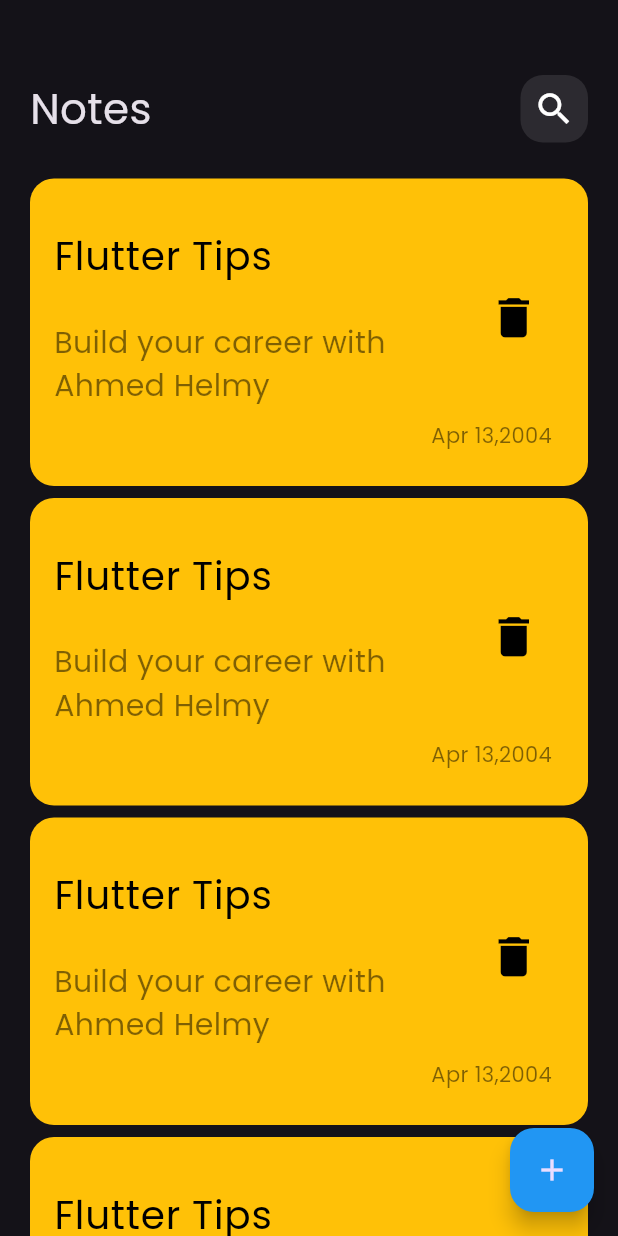
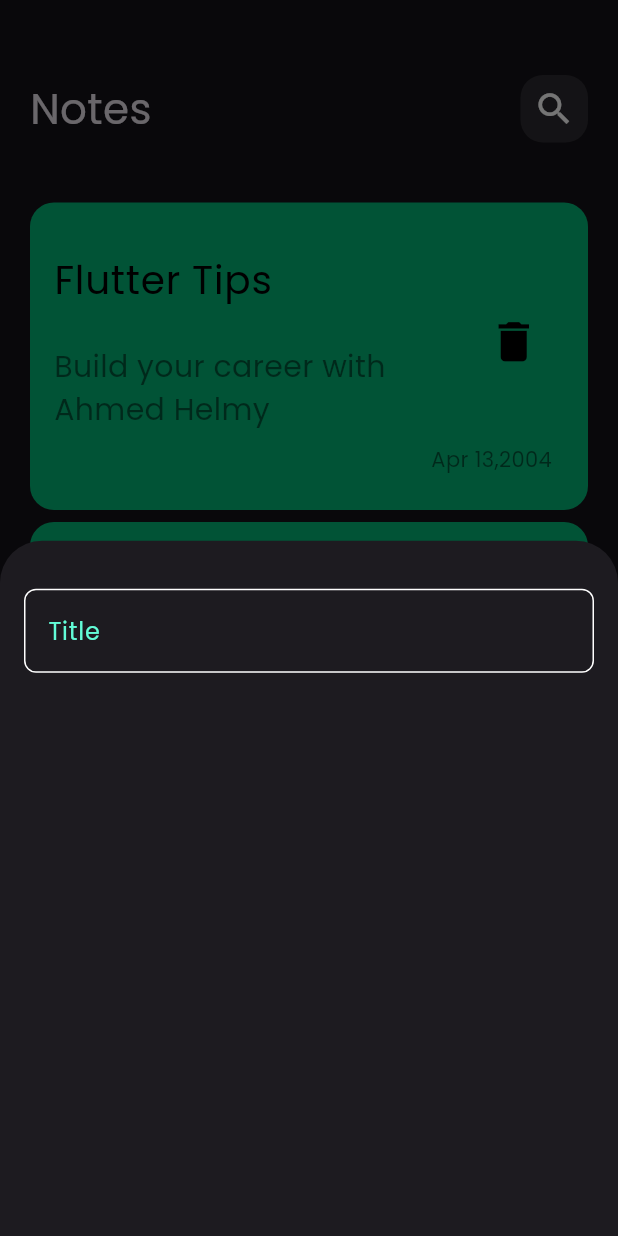
Before and after one commit to AhmedHelmy72/notes_app, a Flutter app: the screen it shows after launch, after a tap on the "add" icon, on a phone screen of 412 x 824 dp. Run offline on Flutter 3.47's test engine with Material 3 defaults, Android fonts, the phone set to English and light mode, and no system bars.

Commit message:
create custom text field

```diff
--- /dev/null
+++ b/lib/constants.dart
@@ -0,0 +1,3 @@
+import 'dart:ui';
+
+const kPrimaryColor = Color(0xff62FCD7);
--- a/lib/view/notes_view.dart
+++ b/lib/view/notes_view.dart
@@ -1,4 +1,5 @@
 import 'package:flutter/material.dart';
+import 'package:noteapp/widget/add_note_bottom_sheet.dart';
 import 'package:noteapp/widget/notes_view_body.dart';
 
 class NotesView extends StatelessWidget {
@@ -8,7 +9,13 @@ class NotesView extends StatelessWidget {
   Widget build(BuildContext context) {
     return Scaffold(
       floatingActionButton: FloatingActionButton(
-        onPressed: () {},
+        onPressed: () {
+          showModalBottomSheet(
+              context: context,
+              builder: (context) {
+                return const AddNoteButtomSheet();
+              });
+        },
         backgroundColor: Colors.blue,
         child: const Icon(Icons.add),
       ),
--- /dev/null
+++ b/lib/widget/add_note_bottom_sheet.dart
@@ -0,0 +1,21 @@
+import 'package:flutter/material.dart';
+import 'package:noteapp/widget/custom_text_field.dart';
+
+class AddNoteButtomSheet extends StatelessWidget {
+  const AddNoteButtomSheet({super.key});
+
+  @override
+  Widget build(BuildContext context) {
+    return const Padding(
+      padding: EdgeInsets.symmetric(horizontal: 16),
+      child: Column(
+        children: [
+          SizedBox(
+            height: 32,
+          ),
+          CustomTextField()
+        ],
+      ),
+    );
+  }
+}
--- a/lib/widget/custom_note_item.dart
+++ b/lib/widget/custom_note_item.dart
@@ -8,7 +8,8 @@ class NoteItem extends StatelessWidget {
     return Container(
       padding: const EdgeInsets.only(left: 0, top: 24, bottom: 24),
       decoration: BoxDecoration(
-          color: Colors.amber, borderRadius: BorderRadius.circular(16)),
+          color: const Color.fromARGB(255, 3, 180, 118),
+          borderRadius: BorderRadius.circular(16)),
       child: Column(
         crossAxisAlignment: CrossAxisAlignment.end,
         children: [
--- /dev/null
+++ b/lib/widget/custom_text_field.dart
@@ -0,0 +1,25 @@
+import 'package:flutter/material.dart';
+import 'package:noteapp/constants.dart';
+
+class CustomTextField extends StatelessWidget {
+  const CustomTextField({super.key});
+
+  @override
+  Widget build(BuildContext context) {
+    return TextField(
+      cursorColor: kPrimaryColor,
+      decoration: InputDecoration(
+          hintText: 'Title',
+          hintStyle: const TextStyle(color: kPrimaryColor),
+          border: buildBorder(),
+          enabledBorder: buildBorder(),
+          focusedBorder: buildBorder(kPrimaryColor)),
+    );
+  }
+
+  OutlineInputBorder buildBorder([color]) {
+    return OutlineInputBorder(
+        borderRadius: BorderRadius.circular(8),
+        borderSide: BorderSide(color: color ?? Colors.white));
+  }
+}
--- a/lib/widget/notes_list_view.dart
+++ b/lib/widget/notes_list_view.dart
@@ -4,17 +4,19 @@ import 'package:noteapp/widget/custom_note_item.dart';
 class NotesListView extends StatelessWidget {
   const NotesListView({super.key});
 
-
-
   @override
   Widget build(BuildContext context) {
-    return ListView.builder(
+    return Padding(
+      padding: const EdgeInsets.symmetric(vertical: 16),
+      child: ListView.builder(
+        padding: EdgeInsets.zero,
         itemBuilder: (context, index) {
           return const Padding(
             padding: EdgeInsets.symmetric(vertical: 4),
             child: NoteItem(),
           );
         },
+      ),
     );
   }
 }
```
Lines whose indentation alone changed are shown as unchanged.
